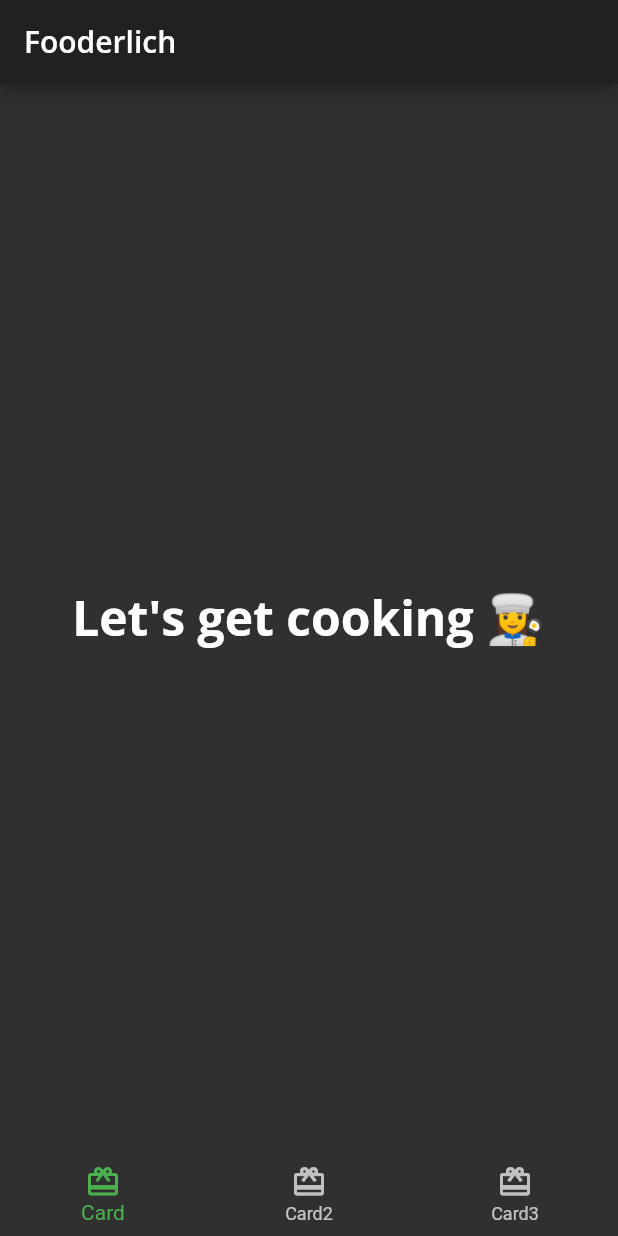
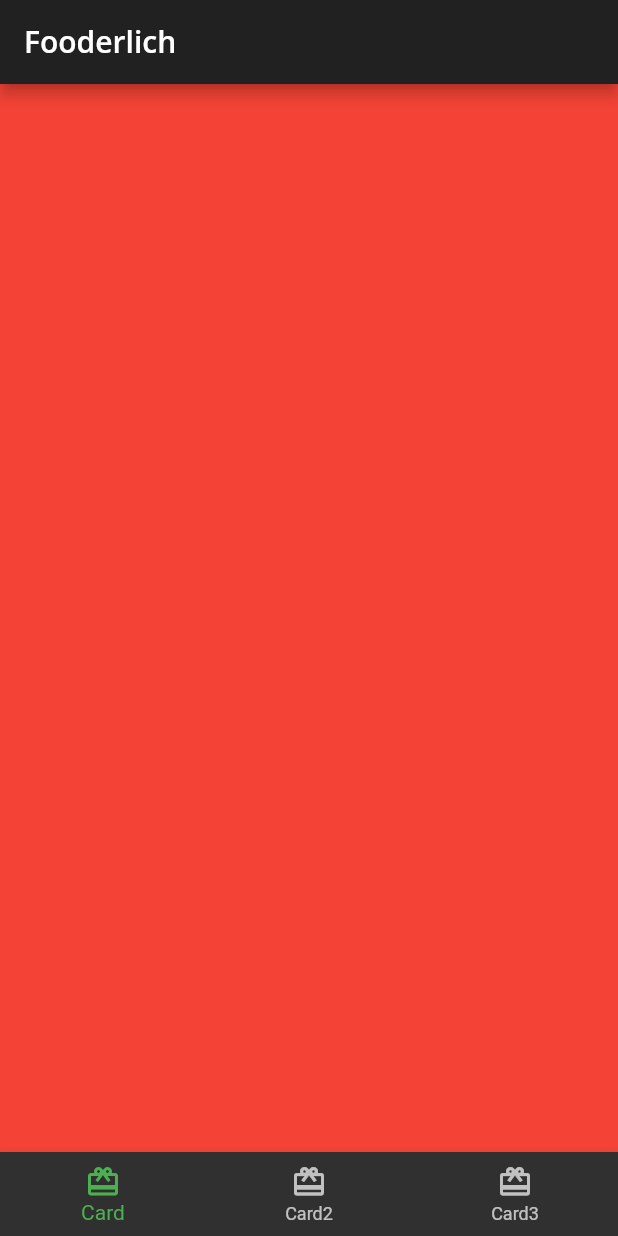
Before and after one commit to thesamtj/food_app, a Flutter app: the screen it shows after launch, on a phone screen of 412 x 824 dp. Run offline on Flutter 3.47's test engine with Material 2 defaults, Android fonts, the phone set to English and light mode, and no system bars; our stand-ins replace google_fonts.

Commit message:
Show selected tab

```diff
--- a/lib/home.dart
+++ b/lib/home.dart
@@ -41,10 +41,7 @@ class _HomeState extends State<Home> {
         ),
       ),
       // TODO: Show selected tab
-      body: Center(
-          child: Text('Let\'s get cooking 👩‍🍳',
-              // 3
-              style: Theme.of(context).textTheme.headline1)),
+      body: pages[_selectedIndex],
       // TODO: Add bottom navigation bar
       // 4
       bottomNavigationBar: BottomNavigationBar(
```
